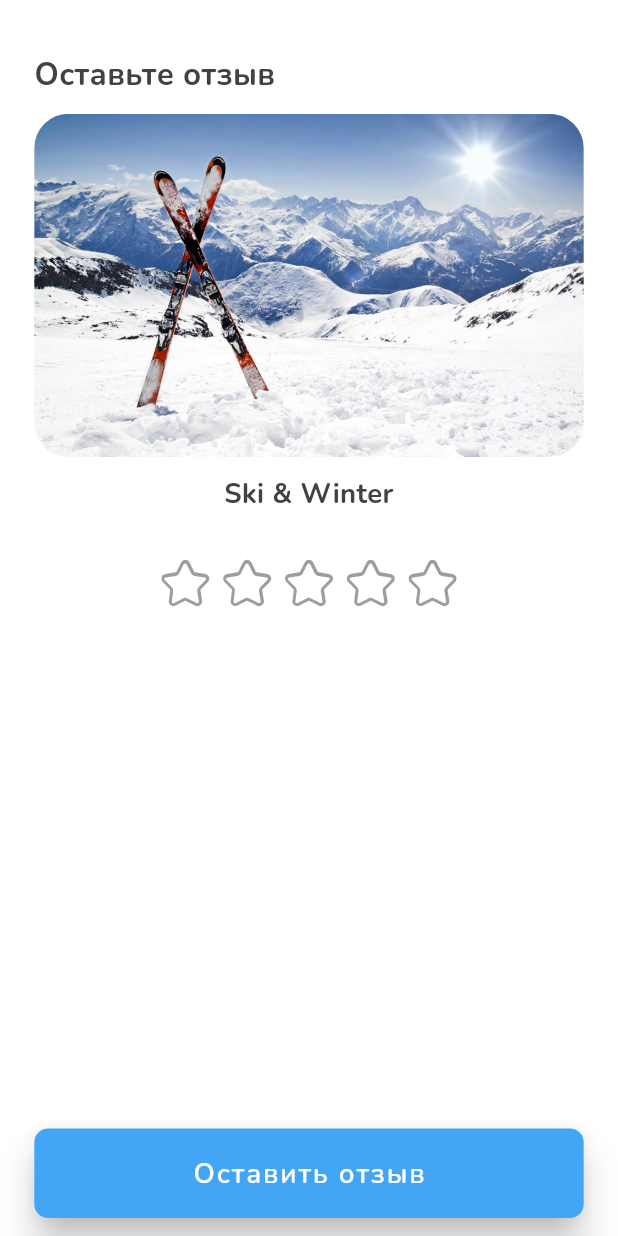
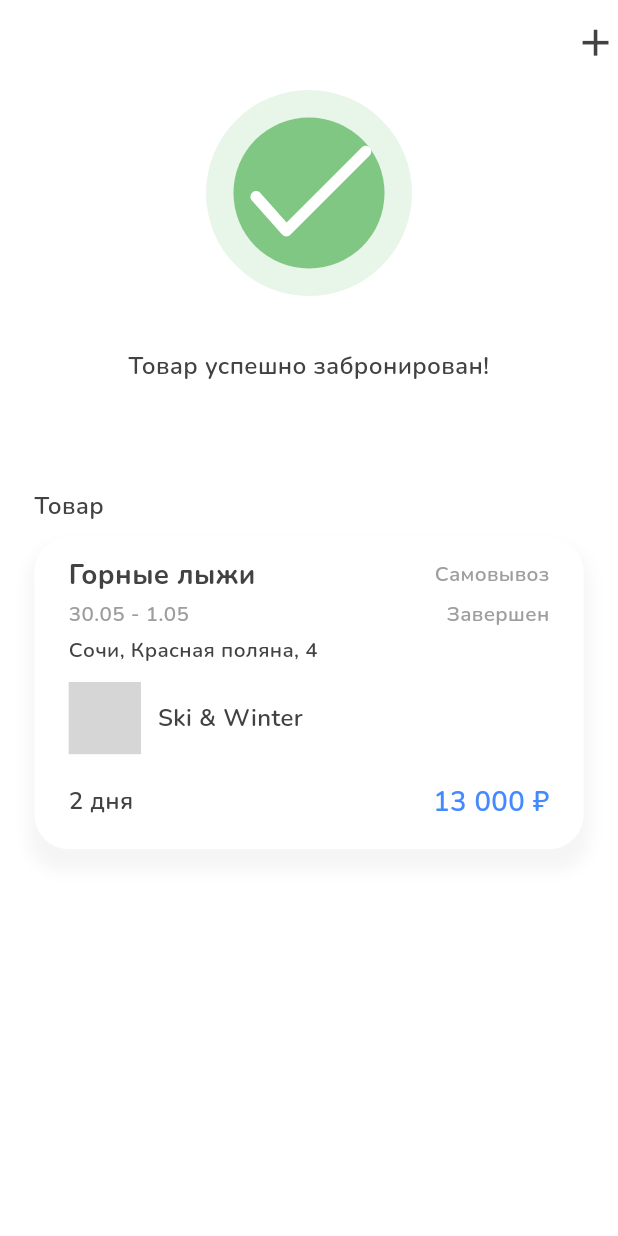
Before and after one commit to RedFox802/Flutter-Ski-Equipment-App, a Flutter app: the ReceivingScreen screen opened directly, after a tap on "Забронировать", on a phone screen of 412 x 824 dp. Run offline on Flutter 3.47's test engine with Material 2 defaults, Android fonts, the phone set to English and light mode, and no system bars; drawn by our look-alikes of flutter_rating_stars; our stand-ins replace firebase_auth, firebase_core, flutter_bloc, flutter_screenutil, flutter_svg, fluttertoast and 4 more; missing offline and left inert: avatar_view, easy_autocomplete; accounts and stored records are empty; grey boxes are pictures that could not be loaded.

Commit message:
дизайн страницы результата бронирования

```diff
--- a/lib/components/default_app_bar.dart
+++ b/lib/components/default_app_bar.dart
@@ -8,6 +8,7 @@ class DefaultAppBar extends StatelessWidget with PreferredSizeWidget {
   final String? titleText;
   final Widget action;
   final Color? backgroundColor;
+  final bool leading;
 
   @override
   final Size preferredSize = const Size.fromHeight(60);
@@ -18,6 +19,7 @@ class DefaultAppBar extends StatelessWidget with PreferredSizeWidget {
     this.titleText,
     this.backgroundColor,
     this.action = const SizedBox.shrink(),
+    this.leading = true,
   }) : super(key: key);
 
   @override
@@ -34,7 +36,7 @@ class DefaultAppBar extends StatelessWidget with PreferredSizeWidget {
           style: AppTextStyle.nunitoW700S18,
         ),
         centerTitle: centreTitle,
-        leading: canPop
+        leading: canPop && leading
             ? IconButton(
                 onPressed: () {
                   Navigator.pop(context);
--- /dev/null
+++ b/lib/features/boking_result_page/presentation/screens/booking_result_screen.dart
@@ -0,0 +1,82 @@
+import 'package:equipment/components/app_text_styles.dart';
+import 'package:equipment/components/default_app_bar.dart';
+import 'package:equipment/features/orders_page/presentation/components/order_container.dart';
+import 'package:flutter/material.dart';
+import 'package:flutter_screenutil/flutter_screenutil.dart';
+
+import '../../../../gen/assets.gen.dart';
+import '../../../review_page/presentation/screens/review_screen.dart';
+
+class BookingResultScreen extends StatelessWidget {
+  const BookingResultScreen({Key? key}) : super(key: key);
+
+  @override
+  Widget build(BuildContext context) {
+    return Scaffold(
+      appBar: DefaultAppBar(
+        leading: false,
+        action: GestureDetector(
+          child: Icon(
+            Icons.add,
+            color: Colors.grey.shade800,
+            size: 26.r,
+          ),
+         onTap: () {
+           Navigator.push(
+             context,
+             MaterialPageRoute(
+               builder: ((_) => const ReviewScreen()),
+             ),
+           );
+          },
+
+        ),
+      ),
+      backgroundColor: Colors.white,
+      body: Padding(
+        padding: EdgeInsets.symmetric(horizontal: 20.w),
+        child: Column(
+          crossAxisAlignment: CrossAxisAlignment.stretch,
+          children: [
+            Center(
+              child: Container(
+                padding: EdgeInsets.all(16.w),
+                width: 120.w,
+                height: 120.w,
+                decoration: BoxDecoration(
+                  shape: BoxShape.circle,
+                  color: Colors.green.shade50,
+                ),
+                child: Container(
+                  decoration: BoxDecoration(
+                    shape: BoxShape.circle,
+                    color: Colors.green.shade300,
+                  ),
+                  child: SizedBox(
+                    height: 30.h,
+                    width: 30.h,
+                    child: Assets.icons.icOk.svg(color: Colors.white),
+                  ),
+                ),
+              ),
+            ),
+            Padding(
+              padding: EdgeInsets.only(top: 30.h, bottom: 60.h),
+              child: Text(
+                'Товар успешно забронирован!',
+                style: AppTextStyle.nunitoW600S14,
+                textAlign: TextAlign.center,
+              ),
+            ),
+            Text(
+              'Товар',
+              style: AppTextStyle.nunitoW600S14,
+            ),
+            SizedBox(height: 4.h),
+            const OrderContainer()
+          ],
+        ),
+      ),
+    );
+  }
+}
--- a/lib/features/receiving_page/screens/receiving_screen.dart
+++ b/lib/features/receiving_page/screens/receiving_screen.dart
@@ -7,7 +7,7 @@ import 'package:flutter_bloc/flutter_bloc.dart';
 import 'package:flutter_screenutil/flutter_screenutil.dart';
 
 import '../../../components/app_text_field.dart';
-import '../../review_page/presentation/screens/review_screen.dart';
+import '../../boking_result_page/presentation/screens/booking_result_screen.dart';
 import '../domain/receiving_cubit.dart';
 import '../domain/state/receiving_state.dart';
 
@@ -94,7 +94,7 @@ class _ReceivingScreenState extends State<ReceivingScreen> {
                       Navigator.push(
                         context,
                         MaterialPageRoute(
-                          builder: ((_) => const ReviewScreen()),
+                          builder: ((_) => const BookingResultScreen()),
                         ),
                       );
                     },
--- a/lib/features/review_page/presentation/screens/review_screen.dart
+++ b/lib/features/review_page/presentation/screens/review_screen.dart
@@ -2,6 +2,7 @@ import 'dart:developer';
 
 import 'package:equipment/components/app_blue_button.dart';
 import 'package:equipment/components/app_text_styles.dart';
+import 'package:equipment/features/home_page/presentation/screens/home_screen.dart';
 import 'package:flutter/material.dart';
 import 'package:flutter_rating_stars/flutter_rating_stars.dart';
 import 'package:flutter_screenutil/flutter_screenutil.dart';
@@ -72,7 +73,14 @@ class _ReviewScreenState extends State<ReviewScreen> {
               const Spacer(),
               AppBlueButton(
                 text: 'Оставить отзыв',
-                onPressed: () {},
+                onPressed: () {
+                  Navigator.push(
+                    context,
+                    MaterialPageRoute(
+                      builder: ((_) => const HomeScreen()),
+                    ),
+                  );
+                },
               ),
             ],
           ),
--- a/lib/gen/assets.gen.dart
+++ b/lib/gen/assets.gen.dart
@@ -17,6 +17,9 @@ class $AssetsIconsGen {
   /// File path: assets/icons/ic_general.webp
   AssetGenImage get icGeneral =>
       const AssetGenImage('assets/icons/ic_general.webp');
+
+  /// File path: assets/icons/ic_ok.svg
+  SvgGenImage get icOk => const SvgGenImage('assets/icons/ic_ok.svg');
 
   /// File path: assets/icons/icon_sett.svg
   SvgGenImage get iconSett => const SvgGenImage('assets/icons/icon_sett.svg');
```
Also changed, not shown: assets/icons/ic_ok.svg (added).
